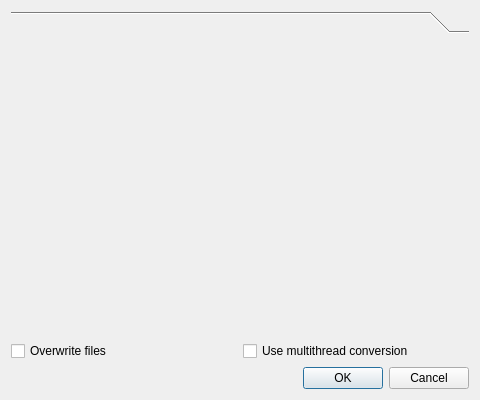
The window that apps/zxtune-qt/ui/conversion/setup_conversion.ui (vitamin-caig/zxtune) describes before a commit, drawn with Qt 5.
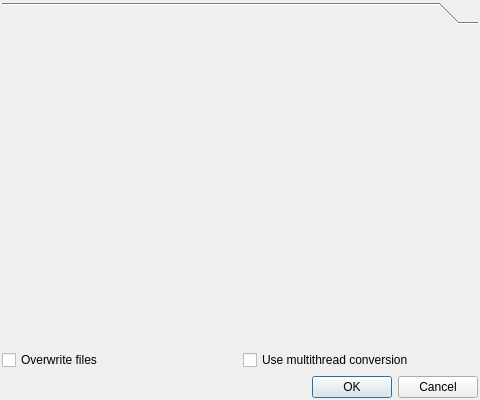
The same window after the commit.

Commit message: zxtune-qt: fixed margins.

```diff
--- a/apps/zxtune-qt/ui/conversion/setup_conversion.ui
+++ b/apps/zxtune-qt/ui/conversion/setup_conversion.ui
@@ -14,20 +14,15 @@
    <string>Setup conversion</string>
   </property>
   <layout class="QVBoxLayout" name="verticalLayout">
+   <property name="margin">
+    <number>2</number>
+   </property>
    <item>
     <widget class="QToolBox" name="toolBox">
      <property name="currentIndex">
       <number>0</number>
      </property>
      <widget class="QWidget" name="formatPage">
-      <property name="geometry">
-       <rect>
-        <x>0</x>
-        <y>0</y>
-        <width>468</width>
-        <height>328</height>
-       </rect>
-      </property>
       <attribute name="label">
        <string/>
       </attribute>
```
Left out of the diff: 1 changed line with no effect on the pictures. The commit also changes 9 other files.
